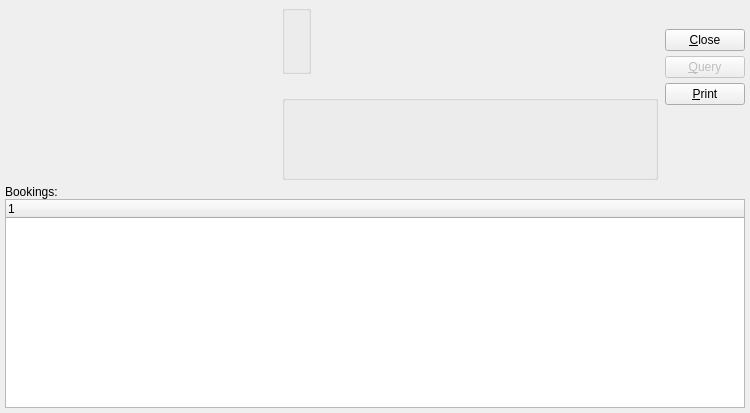
This is xtuple/trunk/guiclient/dspBookingsByCustomer.ui in WooodHead/xtuple as Qt 5 draws it before an edit. The edited form follows.
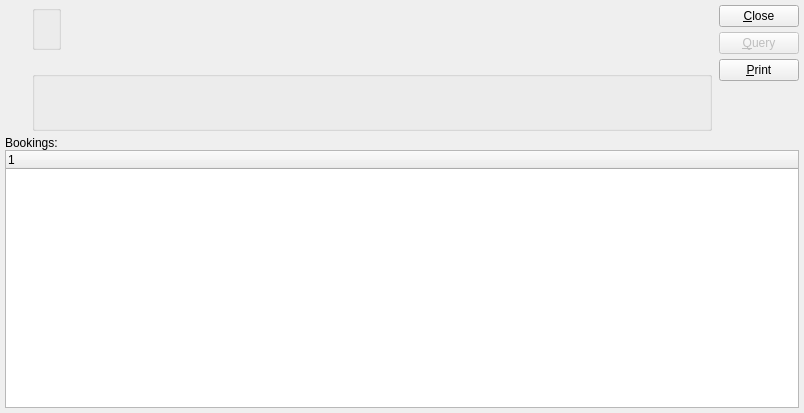
This is the edited form. Custom widgets are drawn as their Qt base class.

Commit message: bug 6007 - fix one window that had overlap of ellipsis with text edit

Patch:
```diff
--- a/xtuple/trunk/guiclient/dspBookingsByCustomer.ui
+++ b/xtuple/trunk/guiclient/dspBookingsByCustomer.ui
@@ -8,7 +8,7 @@
    <rect>
     <x>0</x>
     <y>0</y>
-    <width>750</width>
+    <width>804</width>
     <height>413</height>
    </rect>
   </property>
@@ -25,36 +25,22 @@
     </property>
     <item>
      <layout class="QHBoxLayout" >
-      <property name="margin" >
-       <number>0</number>
-      </property>
       <property name="spacing" >
        <number>7</number>
       </property>
       <item>
        <layout class="QVBoxLayout" >
-        <property name="margin" >
-         <number>0</number>
-        </property>
         <property name="spacing" >
          <number>0</number>
         </property>
         <item>
          <widget class="CustCluster" name="_cust" >
           <property name="sizePolicy" >
-           <sizepolicy>
-            <hsizetype>0</hsizetype>
-            <vsizetype>0</vsizetype>
+           <sizepolicy vsizetype="Fixed" hsizetype="Fixed" >
             <horstretch>0</horstretch>
             <verstretch>0</verstretch>
            </sizepolicy>
           </property>
-          <property name="minimumSize" >
-           <size>
-            <width>270</width>
-            <height>75</height>
-           </size>
-          </property>
          </widget>
         </item>
         <item>
@@ -77,33 +63,21 @@
       </item>
       <item>
        <layout class="QVBoxLayout" >
-        <property name="margin" >
-         <number>0</number>
-        </property>
         <property name="spacing" >
          <number>5</number>
         </property>
         <item>
          <layout class="QHBoxLayout" >
-          <property name="margin" >
-           <number>0</number>
-          </property>
           <property name="spacing" >
            <number>0</number>
           </property>
           <item>
            <layout class="QHBoxLayout" >
-            <property name="margin" >
-             <number>0</number>
-            </property>
             <property name="spacing" >
              <number>7</number>
             </property>
             <item>
              <layout class="QVBoxLayout" >
-              <property name="margin" >
-               <number>0</number>
-              </property>
               <property name="spacing" >
                <number>0</number>
               </property>
@@ -166,17 +140,11 @@
       </item>
       <item>
        <layout class="QVBoxLayout" >
-        <property name="margin" >
-         <number>0</number>
-        </property>
         <property name="spacing" >
          <number>0</number>
         </property>
         <item>
          <layout class="QVBoxLayout" >
-          <property name="margin" >
-           <number>0</number>
-          </property>
           <property name="spacing" >
            <number>5</number>
           </property>
@@ -234,9 +202,6 @@
     </item>
     <item>
      <layout class="QVBoxLayout" >
-      <property name="margin" >
-       <number>0</number>
-      </property>
       <property name="spacing" >
        <number>0</number>
       </property>
@@ -253,9 +218,7 @@
       <item>
        <widget class="XTreeWidget" name="_soitem" >
         <property name="sizePolicy" >
-         <sizepolicy>
-          <hsizetype>7</hsizetype>
-          <vsizetype>7</vsizetype>
+         <sizepolicy vsizetype="Expanding" hsizetype="Expanding" >
           <horstretch>0</horstretch>
           <verstretch>0</verstretch>
          </sizepolicy>
@@ -287,29 +250,21 @@
    <class>DateCluster</class>
    <extends>QWidget</extends>
    <header>datecluster.h</header>
-   <container>0</container>
-   <pixmap></pixmap>
+  </customwidget>
+  <customwidget>
+   <class>ParameterGroup</class>
+   <extends>QGroupBox</extends>
+   <header>parametergroup.h</header>
+  </customwidget>
+  <customwidget>
+   <class>WarehouseGroup</class>
+   <extends>QGroupBox</extends>
+   <header>warehousegroup.h</header>
   </customwidget>
   <customwidget>
    <class>XTreeWidget</class>
    <extends>QTreeWidget</extends>
    <header>xtreewidget.h</header>
-   <container>0</container>
-   <pixmap></pixmap>
-  </customwidget>
-  <customwidget>
-   <class>WarehouseGroup</class>
-   <extends>QGroupBox</extends>
-   <header>warehousegroup.h</header>
-   <container>0</container>
-   <pixmap></pixmap>
-  </customwidget>
-  <customwidget>
-   <class>ParameterGroup</class>
-   <extends>QGroupBox</extends>
-   <header>parametergroup.h</header>
-   <container>0</container>
-   <pixmap></pixmap>
   </customwidget>
  </customwidgets>
  <tabstops>
```
Left out of the diff: 20 changed lines with no effect on the pictures.
